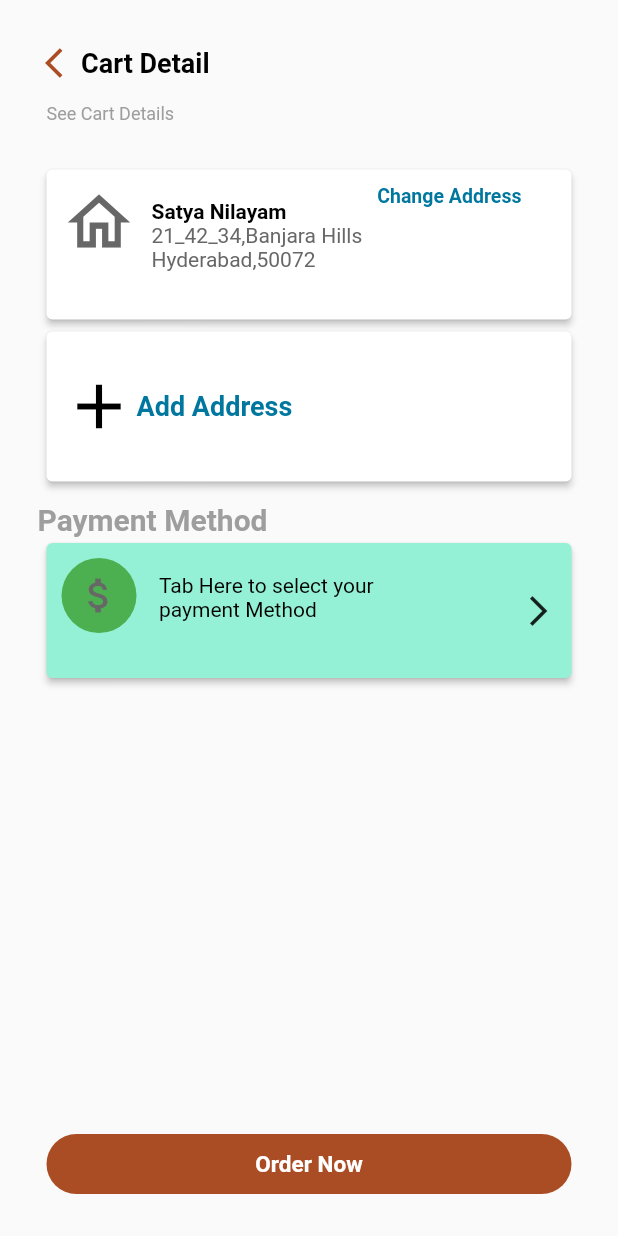
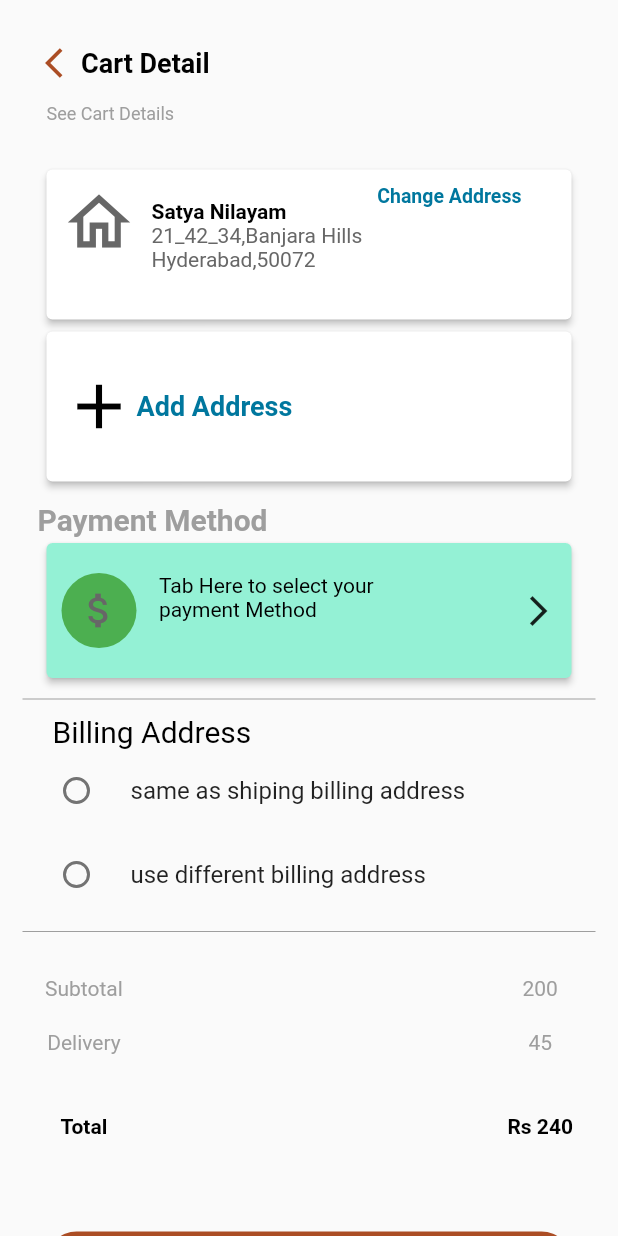
Before and after one commit to MrHassni/ecomerece_app, a Flutter app: the ChangeAddressAndPayment screen opened directly, on a phone screen of 412 x 824 dp. Run offline on Flutter 3.47's test engine with Material 2 defaults, Android fonts, the light colour scheme and no system bars; our stand-ins replace carousel_slider, otp_text_field; Roboto replaces fonts that are missing (Nuntio-Bold.ttf, Nuntio-Light.ttf).

Commit message:
address and payment screen designed and also ,order history,oder when not accept and when will be accept designed.

```diff
--- a/lib/main.dart
+++ b/lib/main.dart
@@ -1,5 +1,7 @@
 
 import 'package:crockery_app/screens/cart_detail_screen.dart';
+import 'package:crockery_app/screens/order_accept_screen.dart';
+import 'package:crockery_app/screens/orders_page.dart';
 import 'package:crockery_app/screens/splash_screen.dart';
 import 'package:flutter/material.dart';
 import 'helper/navigator.dart';
@@ -16,9 +18,10 @@ class MyApp extends StatelessWidget {
       theme: ThemeData(
         primarySwatch: Colors.deepOrange,
       ),
-      home: SplashScreen(),
+      // home: SplashScreen(),
       // home: CartDetail(),
       // home: BottomNavigate(),
+      home: OrderAccept(),
     );
   }
 }
--- a/lib/screens/changeaddress_payment_screen.dart
+++ b/lib/screens/changeaddress_payment_screen.dart
@@ -11,12 +11,14 @@ class ChangeAddressAndPayment extends StatefulWidget {
 
 class _State extends State<ChangeAddressAndPayment>
     with TickerProviderStateMixin {
-  final List cartDetailImg = [
-    'images/teaset.png',
-    'images/fruit_frok.png',
-    'images/teaset.png',
-    'images/fruit_frok.png',
-  ];
+  // final List cartDetailImg = [
+  //   'images/teaset.png',
+  //   'images/fruit_frok.png',
+  //   'images/teaset.png',
+  //   'images/fruit_frok.png',
+  // ];
+
+
   TextEditingController CardNumController = TextEditingController();
   TextEditingController NameOnCardController = TextEditingController();
   TextEditingController ExpirationDateController = TextEditingController();
@@ -26,7 +28,9 @@ class _State extends State<ChangeAddressAndPayment>
   String ExpirationDate = '';
   String SecurityCode = '';
   int? selectedRadio;
-  int? selectedRadioTile;
+
+  int? selectdRadioBilling;
+
   bool showPaymentMethod = false;
   bool showCardDetailEditField = false;
 
@@ -34,12 +38,15 @@ class _State extends State<ChangeAddressAndPayment>
   void initState() {
     super.initState();
     selectedRadio = 0;
-    selectedRadioTile = 0;
+
+    selectdRadioBilling =0;
+
   }
 
   setSelectedRadioTile(val) {
     setState(() {
-      selectedRadioTile = val;
+      selectedRadio = val;
+      selectdRadioBilling = val;
     });
   }
   @override
@@ -209,13 +216,15 @@ class _State extends State<ChangeAddressAndPayment>
                         child: Row(
                           crossAxisAlignment: CrossAxisAlignment.start,
                           children: [
-                            const CircleAvatar(
+                            Center(
+                              child: const CircleAvatar(
                                 radius: 25,
                                 backgroundColor: Colors.green,
                                 child: Icon(
                                   Icons.attach_money_outlined,
                                   color: Constants.kGraniteGreyColor,
                                   size: 30,
+                                ),
                               ),
                             ),
                             Padding(
@@ -265,7 +274,7 @@ class _State extends State<ChangeAddressAndPayment>
                     children: [
                       RadioListTile(
                         value: 1,
-                        groupValue: selectedRadioTile,
+                        groupValue: selectedRadio,
                         title: Icon(Icons.credit_card_outlined),
                         // subtitle: Text("Radio 2 Subtitle"),
                         onChanged: (val) {
@@ -282,7 +291,7 @@ class _State extends State<ChangeAddressAndPayment>
                           color: Constants.kDarkGreyColor,),
                       RadioListTile(
                         value: 2,
-                        groupValue: selectedRadioTile,
+                        groupValue: selectedRadio,
                         title: Icon(Icons.play_arrow_rounded,color: Colors.red,),
                         // subtitle: Text("Radio 2 Subtitle"),
                         onChanged: (val) {
@@ -305,7 +314,7 @@ class _State extends State<ChangeAddressAndPayment>
                         color: Constants.kDarkGreyColor,),
                       RadioListTile(
                         value: 3,
-                        groupValue: selectedRadioTile,
+                        groupValue: selectedRadio,
                         title: Icon(Icons.money,color: Constants.kDarkOrangeColor,),
                         // subtitle: Text("Radio 2 Subtitle"),
                         onChanged: (val) {
@@ -464,11 +473,97 @@ class _State extends State<ChangeAddressAndPayment>
                   ),
                 ),
 
+                const Divider(height: 20,
+                    color: Constants.kDarkGreyColor,),
+
+                const Padding(
+                  padding: EdgeInsets.only(left: 20),
+                  child: Align(
+                    alignment: Alignment.centerLeft,
+                    child: Text('Billing Address',
+                      style: TextStyle(
+                        fontFamily: 'Nuntio-Bold.ttf',
+                        // fontWeight: FontWeight.bold,
+                        color: Constants.kBlackColor,
+                      fontSize: 20),),
+                  ),
+                ),
+                RadioListTile(
+                  value: 4,
+                  groupValue: selectdRadioBilling,
+                  title: Text('same as shiping billing address'),
+                  // subtitle: Text("Radio 2 Subtitle"),
+                  onChanged: (val) {
+                    print("Radio Tile pressed $val");
+                    setSelectedRadioTile(val);
+                  },
+                  activeColor: Colors.red,
+                  // secondary: Text("Credit/Debit Card"),
+                  selected: false,
+                ),
+
+
+                // Divider(height: 20,
+                //   color: Constants.kDarkGreyColor,),
+                RadioListTile(
+                  value: 5,
+                  groupValue:selectdRadioBilling,
+                  title: Text('use different billing address'),
+                  // subtitle: Text("Radio 2 Subtitle"),
+                  onChanged: (val) {
+                    // setState(() {
+                    //   setSelectedRadioTile(val);
+                    //   if(showCardDetailEditField == true){
+                    //     showCardDetailEditField = false;
+                    //   }else{
+                    //     showCardDetailEditField =true;
+                    //   }
+                    // });
+                    print("Radio Tile presseddddddddddd $val");
+
+                  },
+                  activeColor: Colors.red,
+                  // secondary: Text("Baksh online payment"),
+                  selected: false,
+                ),
+
+                const Divider(height: 20,
+                  color: Constants.kDarkGreyColor,),
+                Padding(
+                  padding: EdgeInsets.only(top: 20,left: 15,right: 15,bottom: 20),
+                  child: SizedBox(height: 150,
+                    child: Row(
+                      // crossAxisAlignment: CrossAxisAlignment.stretch,
+                      mainAxisAlignment: MainAxisAlignment.spaceBetween,
+                      children: [
+
+                        Column(
+                          children: const [
+                            Text('Subtotal',style: TextStyle(color: Constants.kDarkGreyColor),),
+                            SizedBox(height: 20,),
+                            Text('Delivery',style: TextStyle(color: Constants.kDarkGreyColor),),
+                            SizedBox(height: 40,),
+                            Text('Total',style: TextStyle(color: Constants.kBlackColor,fontWeight: FontWeight.bold),),
+                          ],
+                        ),
+
+                        // Spacer(),
+                        Column(
+                          children: const [
+                            Text('200',style: TextStyle(color: Constants.kDarkGreyColor),),
+                            SizedBox(height: 20,),
+                            Text('45',style: TextStyle(color: Constants.kDarkGreyColor),),
+                            SizedBox(height: 40,),
+                            Text('Rs 240',style: TextStyle(color: Constants.kBlackColor,fontWeight: FontWeight.bold),),
+                          ],
+                        ),
+                      ],
+                    ),
+                  ),
+                ),
                 Container(
                   height: 40,
-                  margin: const EdgeInsets.only(
-                    top: 300,
-                  ),
+                  margin: EdgeInsets.zero,
                   // margin: EdgeInsets.all(40),
                   // width: double.infinity,
                   width: 350,
```
Also changed, not shown: lib/screens/order_accept_screen.dart (added, +82 -0 lines), lib/screens/order_history.dart (+58 -83 lines), lib/widgets/ongoing_product_card.dart (added, +80 -0 lines), lib/widgets/past_product_widget.dart (added, +79 -0 lines), images/img_accept.png (added), images/imgorderhistory.png (added), lib/screens/search_screen.dart (added). Lines whose indentation alone changed are shown as unchanged.
